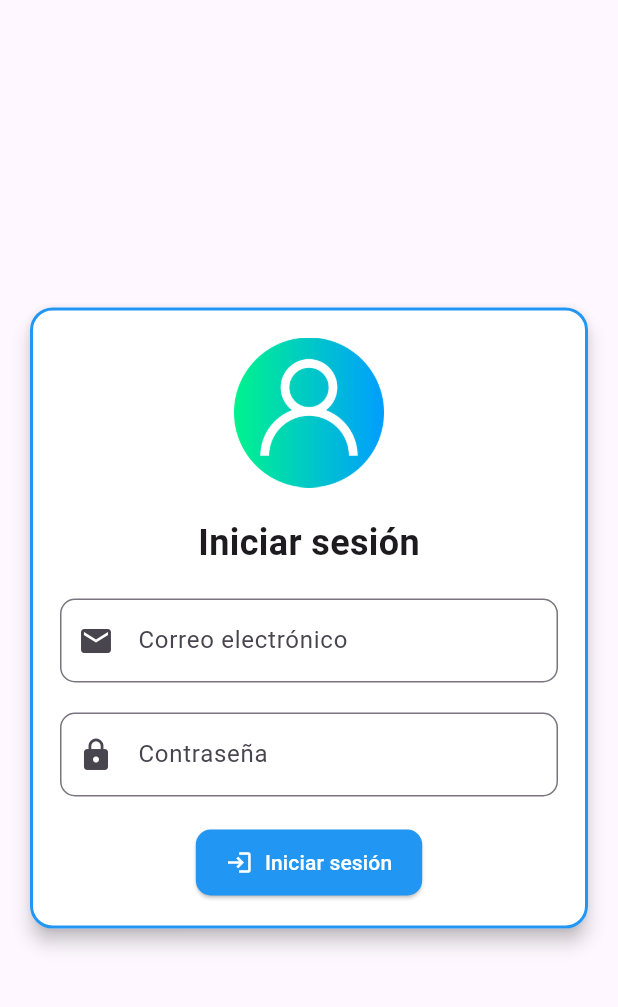
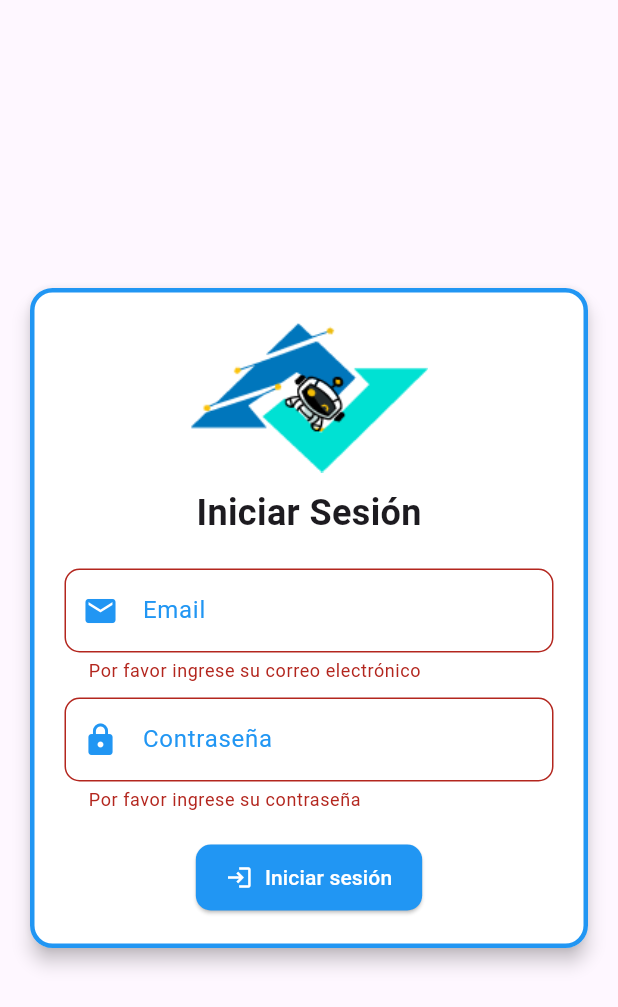
Before and after one commit to sproche20/Navegaciones, a Flutter app: the LoginPage screen opened by its route, after a tap on "Iniciar sesión", on a phone screen of 412 x 824 dp. Shown: the top 1007 px of the screen. Run offline on Flutter 3.47's test engine with Material 3 defaults, Android fonts, the phone set to English and light mode, and no system bars; our stand-ins replace firebase_auth, firebase_core, google_fonts, sqflite; accounts and stored records are empty.

```diff
--- a/lib/menu/menu.dart
+++ b/lib/menu/menu.dart
@@ -171,7 +171,7 @@ class _MenuState extends State<Menu> {
               },
             ),
              ListTile(
-              leading: const Icon(Icons.contacts),
+              leading: const Icon(Icons.login),
               title: const Text('Login'),
               onTap: () {
                 _selectPage(3);
--- a/lib/pages/login.dart
+++ b/lib/pages/login.dart
@@ -1,88 +1,149 @@
+import 'dart:math';
+
 import 'package:flutter/material.dart';
+import 'package:navegaciones/databases/Login_Firebase.dart';
+import 'package:navegaciones/pages/inicio.dart';
 
-class LoginPage extends StatelessWidget {
+class LoginPage extends StatefulWidget {
+  @override
+  _LoginPageState createState() => _LoginPageState();
+}
+
+class _LoginPageState extends State<LoginPage> {
+  final Login _loginFirebase = Login();
+  final GlobalKey<FormState> _formKey = GlobalKey<FormState>();
+  TextEditingController _emailController = TextEditingController();
+  TextEditingController _claveController = TextEditingController();
+
+  void _loginUsuario() async {
+    if (_formKey.currentState?.validate() ?? false) {
+      // Esperar el login
+      await _loginFirebase.loginUsuario(
+         _emailController.text,
+        _claveController.text,
+         context,
+      );
+    }
+  }
+      // Mostrar un diálogo de confirmación
 
 
-  final TextEditingController _emailController = TextEditingController();
-  final TextEditingController _passwordController = TextEditingController();
-  LoginPage({super.key});
   @override
   Widget build(BuildContext context) {
     return Scaffold(
       body: Center(
         child: Padding(
           padding: const EdgeInsets.all(16.0),
+          child: SingleChildScrollView( // Asegura que la Card sea desplazable si el contenido es largo
             child: Card(
+              elevation: 5,
               shape: RoundedRectangleBorder(
-              borderRadius: BorderRadius.circular(15), // Bordes redondeados
-              side: BorderSide(color: Colors.blue, width: 2), // Borde azul
+                borderRadius: BorderRadius.circular(15),
               ),
-            elevation: 5,
-            color: Colors.white, // Fondo blanco de la Card
-            child: Padding(
+              color: Colors.white,
+              child: Container(
+                decoration: BoxDecoration(
+                  border: Border.all(color: Colors.blue, width: 3), // Borde azul de 3px
+                  borderRadius: BorderRadius.circular(15),
+                ),
                 padding: const EdgeInsets.all(20.0),
+                width: double.infinity, // Esto hace que el ancho de la Card ocupe todo el espacio disponible
+                child: Form(
+                  key: _formKey,
                   child: Column(
-                mainAxisSize: MainAxisSize.min,
+                    mainAxisSize: MainAxisSize.min, // Ajusta la altura según el contenido
                     children: [
                       // Imagen en la parte superior
-                  Image.asset('assets/users.png', height: 100), // Asegúrate de tener una imagen en esta ruta
+                      Image.asset(
+                        'assets/logo.png', // Asegúrate de tener la imagen en assets
+                        height: 100,
+                      ),
+                      SizedBox(height: 10),
 
-                  const SizedBox(height: 20),
-
-                  // Texto "Iniciar sesión"
+                      // Texto de "Iniciar Sesión"
                       const Text(
-                    'Iniciar sesión',
+                        'Iniciar Sesión',
                         style: TextStyle(
                           fontSize: 24,
                           fontWeight: FontWeight.bold,
                         ),
                       ),
+                      SizedBox(height: 20),
 
-                  const SizedBox(height: 20),
-
-                  // Campo de texto para el correo electrónico
-                  TextField(
+                      // Campo de Email con icono
+                      TextFormField(
                         controller: _emailController,
                         decoration: InputDecoration(
-                      labelText: 'Correo electrónico',
-                      prefixIcon: Icon(Icons.email),
+                          labelText: 'Email',
+                          prefixIcon: Icon(Icons.email, color: Colors.blue), // Icono dentro del campo
                           border: OutlineInputBorder(
                             borderRadius: BorderRadius.circular(10),
                           ),
+                          focusedBorder: OutlineInputBorder(
+                            borderRadius: BorderRadius.circular(10),
+                            borderSide: BorderSide(color: Colors.blue, width: 2),
                           ),
+                          enabledBorder: OutlineInputBorder(
+                            borderRadius: BorderRadius.circular(10),
+                            borderSide: BorderSide(color: Colors.blue, width: 1),
                           ),
+                          labelStyle: TextStyle(color: Colors.blue), // Color del label en azul
+                        ),
+                        validator: (value) {
+                          if (value == null || value.isEmpty) {
+                            return 'Por favor ingrese su correo electrónico';
+                          }
+                          if (!RegExp(r"^[a-zA-Z0-9]+@[a-zAZ0-9]+\.[a-zA-Z]+").hasMatch(value)) {
+                            return 'Por favor ingrese un correo electrónico válido';
+                          }
+                          return null;
+                        },
+                      ),
+                      SizedBox(height: 10),
 
-                  const SizedBox(height: 20),
-
-                  // Campo de texto para la contraseña
-                  TextField(
-                    controller: _passwordController,
+                      // Campo de Contraseña con icono
+                      TextFormField(
+                        controller: _claveController,
                         obscureText: true,
                         decoration: InputDecoration(
                           labelText: 'Contraseña',
-                      prefixIcon: Icon(Icons.lock),
+                          prefixIcon: Icon(Icons.lock, color: Colors.blue), // Icono dentro del campo
                           border: OutlineInputBorder(
                             borderRadius: BorderRadius.circular(10),
                           ),
+                          focusedBorder: OutlineInputBorder(
+                            borderRadius: BorderRadius.circular(10),
+                            borderSide: BorderSide(color: Colors.blue, width: 2),
                           ),
+                          enabledBorder: OutlineInputBorder(
+                            borderRadius: BorderRadius.circular(10),
+                            borderSide: BorderSide(color: Colors.blue, width: 1),
                           ),
-
-                  const SizedBox(height: 20),
+                          labelStyle: TextStyle(color: Colors.blue), // Color del label en azul
+                        ),
+                        validator: (value) {
+                          if (value == null || value.isEmpty) {
+                            return 'Por favor ingrese su contraseña';
+                          }
+                          return null;
+                        },
+                      ),
+                      SizedBox(height: 20),
 
                       // Botón de Iniciar sesión con icono
                       ElevatedButton.icon(
-                    onPressed: () {
-                      // Lógica de login aquí
-                    },
-                    icon: Icon(Icons.login,color: Colors.white,),
-                    label: Text('Iniciar sesión',style: TextStyle(
-                    color: Colors.white, // Color del texto
-                    ),),
+                        onPressed: _loginUsuario,
+                        icon: const Icon(Icons.login, color: Colors.white),
+                        label: const Text(
+                          'Iniciar sesión',
+                          style: TextStyle(color: Colors.white),
+                        ),
                         style: ElevatedButton.styleFrom(
                           shape: RoundedRectangleBorder(
                             borderRadius: BorderRadius.circular(10),
-                      ), backgroundColor: Colors.blue,
-                      padding: EdgeInsets.symmetric(vertical: 12, horizontal: 20), // Color de fondo del botón
+                          ),
+                          backgroundColor: Colors.blue,
+                          padding: EdgeInsets.symmetric(vertical: 12, horizontal: 20),
                         ),
                       ),
                     ],
@@ -91,6 +152,8 @@ class LoginPage extends StatelessWidget {
               ),
             ),
           ),
+        ),
+      ),
     );
   }
 }
```
Also changed, not shown: lib/databases/Login_Firebase.dart (+66 -8 lines). Lines whose indentation alone changed are shown as unchanged.
